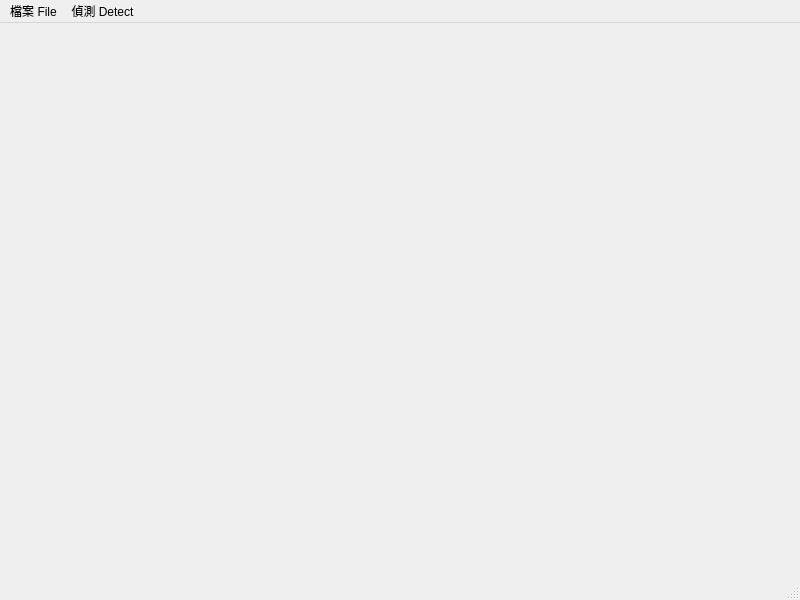
Old version of the form app/ui/main_window.ui in the repository Rekkursion/TCG078301_Final.
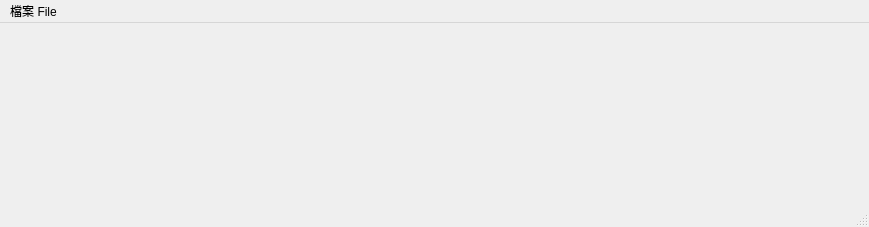
New version of the form.

Commit message: Detect the faces and find the face-boxes by retinaface

Patch:
```diff
--- a/app/ui/main_window.ui
+++ b/app/ui/main_window.ui
@@ -6,37 +6,20 @@
    <rect>
     <x>0</x>
     <y>0</y>
-    <width>800</width>
-    <height>600</height>
+    <width>869</width>
+    <height>227</height>
    </rect>
   </property>
   <property name="windowTitle">
    <string>MainWindow</string>
   </property>
-  <widget class="QWidget" name="centralwidget">
-   <widget class="QLabel" name="lbl_show_image">
-    <property name="geometry">
-     <rect>
-      <x>0</x>
-      <y>0</y>
-      <width>801</width>
-      <height>551</height>
-     </rect>
-    </property>
-    <property name="text">
-     <string/>
-    </property>
-    <property name="scaledContents">
-     <bool>true</bool>
-    </property>
-   </widget>
-  </widget>
+  <widget class="QWidget" name="centralwidget"/>
   <widget class="QMenuBar" name="menubar">
    <property name="geometry">
     <rect>
      <x>0</x>
      <y>0</y>
-     <width>800</width>
+     <width>869</width>
      <height>25</height>
     </rect>
    </property>
@@ -52,14 +35,7 @@
     </widget>
     <addaction name="menu_Load"/>
    </widget>
-   <widget class="QMenu" name="menu_Start">
-    <property name="title">
-     <string>偵測 Detect</string>
-    </property>
-    <addaction name="action_start_detect"/>
-   </widget>
    <addaction name="menu_File"/>
-   <addaction name="menu_Start"/>
   </widget>
   <widget class="QStatusBar" name="statusbar"/>
   <action name="action_load_image">
```
The commit also changes 5 other files.
